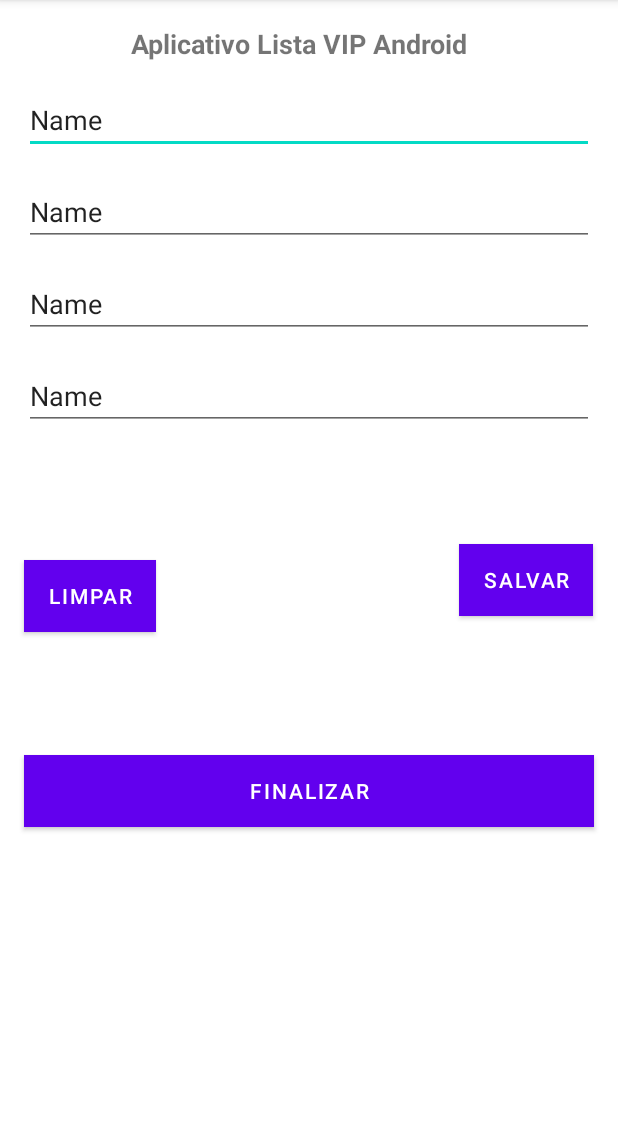
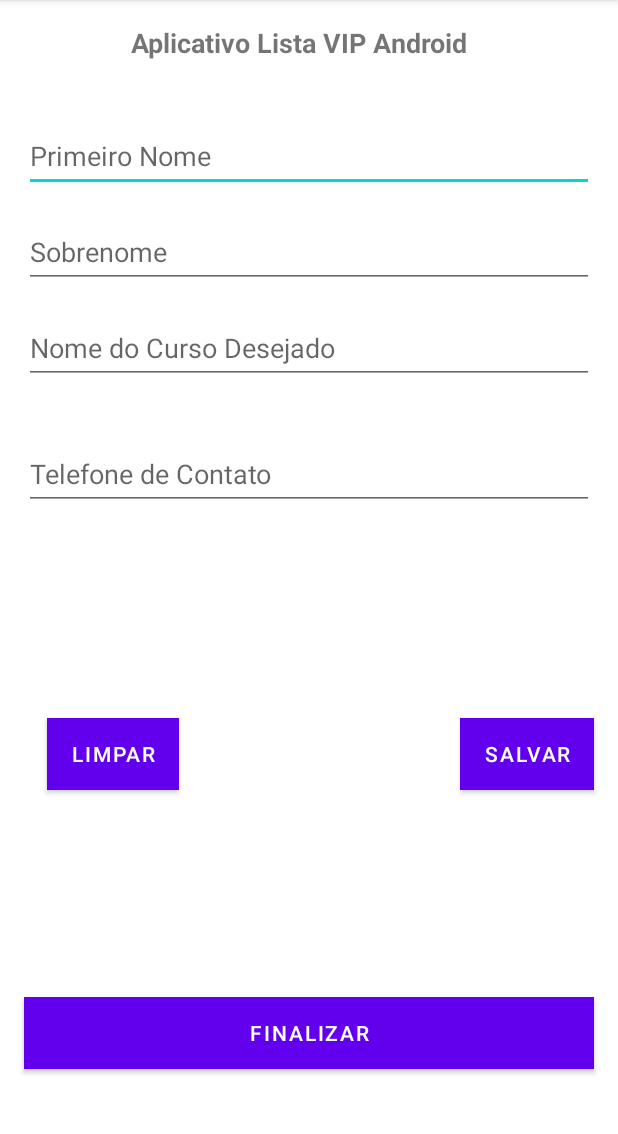
Before and after one commit to hevertonaraujomachado/-Desenvolvimento-Android-2023---Crie-13-apps-completos, an Android app: the screen it shows after launch (MainActivity), on a phone screen of 412 x 824 dp, the part 84-1218 px from its top. Run offline under Robolectric (Android 15) with nearby library versions, the phone set to English and light mode, and no system bars.

Commit message:
Criar o Layout do Aplicativo Customização

```diff
--- a/AppListaCurso/app/src/main/res/layout/activity_main.xml
+++ b/AppListaCurso/app/src/main/res/layout/activity_main.xml
@@ -7,10 +7,10 @@
     tools:context=".MainActivity">
 
     <TextView
-        android:id="@+id/textView"
+        android:id="@+id/txtTitulo"
         android:layout_width="wrap_content"
-        android:layout_height="wrap_content"
-        android:text="Aplicativo Lista VIP Android"
+        android:layout_height="48dp"
+        android:text="@string/txt_titulo"
         android:textSize="18sp"
         android:textStyle="bold"
         app:layout_constraintBottom_toBottomOf="parent"
@@ -21,93 +21,95 @@
         app:layout_constraintVertical_bias="0.022" />
 
     <EditText
-        android:id="@+id/editTextTextPersonName"
+        android:id="@+id/editPrimeiroNome"
         android:layout_width="match_parent"
-        android:layout_height="wrap_content"
+        android:layout_height="48dp"
         android:layout_margin="16dp"
         android:ems="10"
-        android:hint="Primeiro Nome"
+        android:hint="@string/txt_hint_edit_primeiro_nome"
         android:inputType="textPersonName"
-        android:text="Name"
         app:layout_constraintEnd_toEndOf="parent"
         app:layout_constraintStart_toStartOf="parent"
-        app:layout_constraintTop_toBottomOf="@+id/textView" />
+        app:layout_constraintTop_toBottomOf="@+id/txtTitulo"
+        android:importantForAutofill="no" />
 
     <EditText
-        android:id="@+id/editTextTextPersonName3"
+        android:id="@+id/editSobrenome"
         android:layout_width="match_parent"
-        android:layout_height="wrap_content"
+        android:layout_height="48dp"
         android:layout_margin="16dp"
         android:ems="10"
-        android:hint="Sobrenome"
+        android:hint="@string/txt_hint_edit_sobrenome"
+        android:importantForAutofill="no"
         android:inputType="textPersonName"
-        android:text="Name"
         app:layout_constraintEnd_toEndOf="parent"
         app:layout_constraintStart_toStartOf="parent"
-        app:layout_constraintTop_toBottomOf="@+id/editTextTextPersonName" />
+        app:layout_constraintTop_toBottomOf="@+id/editPrimeiroNome" />
 
     <EditText
-        android:id="@+id/editTextTextPersonName2"
+        android:id="@+id/editNomeDoCursoDesejado"
         android:layout_width="match_parent"
-        android:layout_height="wrap_content"
+        android:layout_height="48dp"
         android:layout_margin="16dp"
         android:layout_marginTop="20dp"
         android:ems="10"
-        android:hint="Nome do Curso Desejado"
+        android:hint="@string/txt_hint_edit_nome_do_curso_desejado"
+        android:importantForAutofill="no"
         android:inputType="textPersonName"
-        android:text="Name"
         app:layout_constraintEnd_toEndOf="parent"
         app:layout_constraintStart_toStartOf="parent"
-        app:layout_constraintTop_toBottomOf="@+id/editTextTextPersonName3" />
+        app:layout_constraintTop_toBottomOf="@+id/editSobrenome" />
 
     <EditText
-        android:id="@+id/editTextTextPersonName4"
+        android:id="@+id/editTelefoneContato"
+        android:layout_width="match_parent"
+        android:layout_height="48dp"
+        android:layout_marginStart="16dp"
+        android:layout_marginTop="36dp"
+        android:layout_marginEnd="16dp"
+        android:ems="10"
+        android:hint="@string/txt_hint_edit_telefone_contato"
+        android:importantForAutofill="no"
+        android:inputType="textPersonName"
+        app:layout_constraintEnd_toEndOf="parent"
+        app:layout_constraintHorizontal_bias="0.0"
+        app:layout_constraintStart_toStartOf="parent"
+        app:layout_constraintTop_toBottomOf="@+id/editNomeDoCursoDesejado" />
+
+    <Button
+        android:id="@+id/btnLimpar"
+        android:layout_width="wrap_content"
+        android:layout_height="wrap_content"
+        android:layout_marginStart="31dp"
+        android:background="#055CF1"
+        android:text="@string/txt_button_limpar"
+        app:layout_constraintBottom_toTopOf="@+id/btnSalvar"
+        app:layout_constraintStart_toStartOf="parent"
+        app:layout_constraintTop_toBottomOf="@+id/editTelefoneContato" />
+
+    <Button
+        android:id="@+id/btnFinalisar"
+        android:layout_width="wrap_content"
+        android:layout_height="wrap_content"
+        android:layout_marginEnd="16dp"
+        android:background="#055CF1"
+        android:text="@string/txt_button_salvar"
+        app:layout_constraintBottom_toTopOf="@+id/btnSalvar"
+        app:layout_constraintEnd_toEndOf="parent"
+        app:layout_constraintTop_toBottomOf="@+id/editTelefoneContato" />
+
+    <Button
+        android:id="@+id/btnSalvar"
         android:layout_width="match_parent"
         android:layout_height="wrap_content"
-        android:layout_margin="16dp"
-        android:ems="10"
-        android:hint="Telefone de Contato"
-        android:inputType="textPersonName"
-        android:text="Name"
-        app:layout_constraintEnd_toEndOf="parent"
-        app:layout_constraintStart_toStartOf="parent"
-        app:layout_constraintTop_toBottomOf="@+id/editTextTextPersonName2" />
-
-    <Button
-        android:id="@+id/button"
-        android:layout_width="wrap_content"
-        android:layout_height="wrap_content"
         android:layout_marginStart="16dp"
-        android:layout_marginBottom="48dp"
-        android:background="@color/cordobotao"
-        android:text="LIMPAR"
-        app:layout_constraintBottom_toTopOf="@+id/button3"
-        app:layout_constraintStart_toStartOf="parent"
-        app:layout_constraintTop_toBottomOf="@+id/editTextTextPersonName4"
-        app:layout_constraintVertical_bias="0.72" />
-
-    <Button
-        android:id="@+id/button2"
-        android:layout_width="wrap_content"
-        android:layout_height="wrap_content"
-        android:layout_marginTop="76dp"
-        android:background="@color/cordobotao"
-        android:text="SALVAR"
-        app:layout_constraintEnd_toEndOf="parent"
-        app:layout_constraintHorizontal_bias="0.925"
-        app:layout_constraintStart_toEndOf="@+id/button"
-        app:layout_constraintTop_toBottomOf="@+id/editTextTextPersonName4" />
-
-    <Button
-        android:id="@+id/button3"
-        android:layout_width="match_parent"
-        android:layout_height="wrap_content"
-        android:layout_margin="16dp"
-        android:background="@color/cordobotao"
-        android:text="FINALIZAR"
+        android:layout_marginEnd="16dp"
+        android:background="#055CF1"
+        android:text="@string/txt_button_finalizar"
         app:layout_constraintBottom_toBottomOf="parent"
         app:layout_constraintEnd_toEndOf="parent"
         app:layout_constraintStart_toStartOf="parent"
-        app:layout_constraintTop_toBottomOf="@+id/editTextTextPersonName4" />
+        app:layout_constraintTop_toBottomOf="@+id/editTelefoneContato"
+        app:layout_constraintVertical_bias="0.854" />
 
 </androidx.constraintlayout.widget.ConstraintLayout>
--- a/AppListaCurso/app/src/main/res/values/strings.xml
+++ b/AppListaCurso/app/src/main/res/values/strings.xml
@@ -1,3 +1,11 @@
 <resources>
     <string name="app_name">AppListaCurso</string>
+    <string name="txt_titulo">Aplicativo Lista VIP Android</string>
+    <string name="txt_hint_edit_primeiro_nome">Primeiro Nome</string>
+    <string name="txt_hint_edit_sobrenome">Sobrenome</string>
+    <string name="txt_hint_edit_nome_do_curso_desejado">Nome do Curso Desejado</string>
+    <string name="txt_hint_edit_telefone_contato">Telefone de Contato</string>
+    <string name="txt_button_salvar">SALVAR</string>
+    <string name="txt_button_finalizar">FINALIZAR</string>
+    <string name="txt_button_limpar">LIMPAR</string>
 </resources>
```
